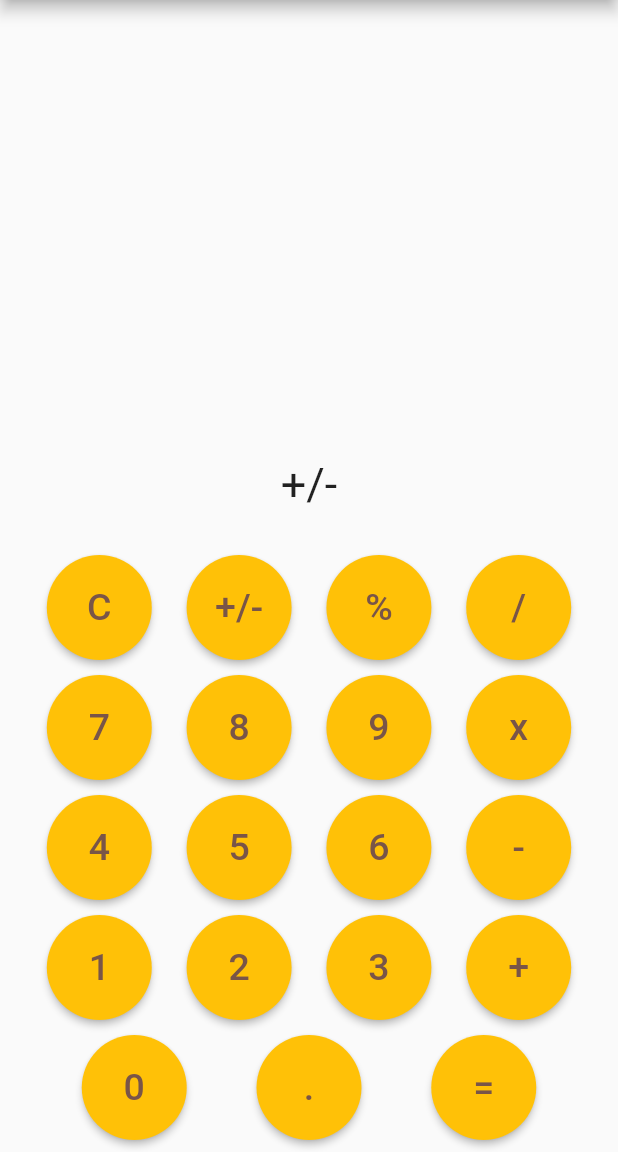
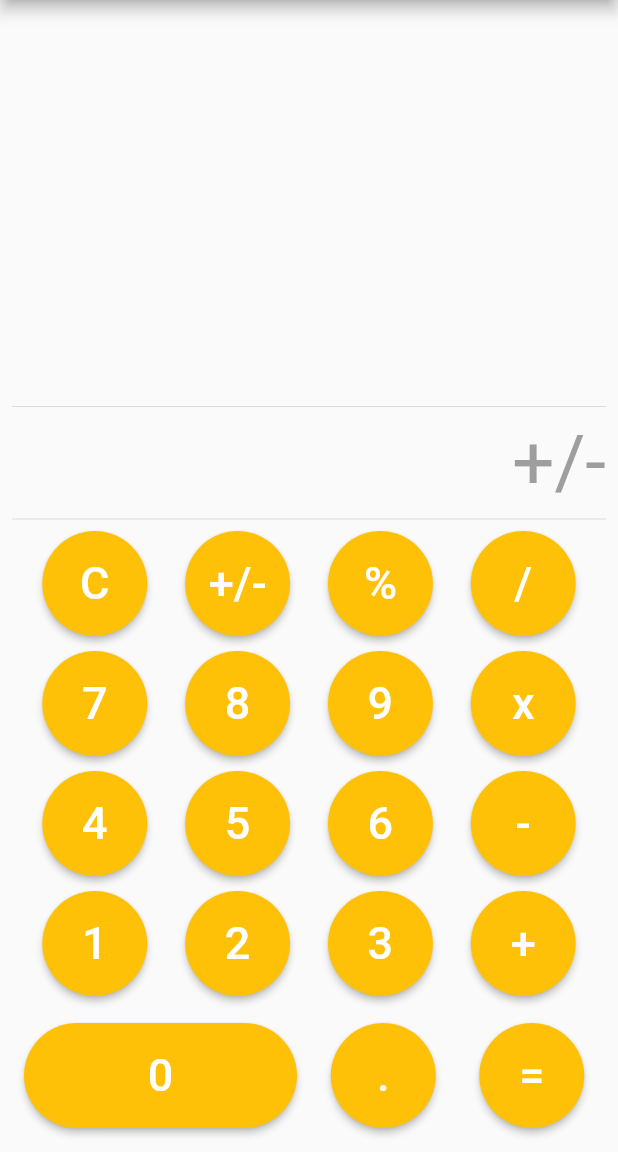
Before and after one commit to thoratharsh/Flutter_Calculator, a Flutter app: the screen it shows after launch, after a tap on "+/-", on a phone screen of 412 x 824 dp, the part 84-1236 px from its top. Run offline on Flutter 3.47's test engine with Material 2 defaults, Android fonts, the phone set to English and light mode, and no system bars; our stand-ins replace math_expressions; missing offline and left inert: function_tree.

```diff
--- a/lib/homepage.dart
+++ b/lib/homepage.dart
@@ -1,4 +1,6 @@
 import 'package:flutter/material.dart';
+import 'package:math_expressions/math_expressions.dart';
+import 'package:function_tree/function_tree.dart';
 
 class HomePage extends StatefulWidget {
   const HomePage({super.key});
@@ -8,7 +10,8 @@ class HomePage extends StatefulWidget {
 }
 
 class _HomePageState extends State<HomePage> {
-  var resultText = "";
+  var expressionText = "";
+  var expressionResult = "";
   @override
   Widget build(BuildContext context) {
     return Scaffold(
@@ -22,61 +25,90 @@ class _HomePageState extends State<HomePage> {
           mainAxisAlignment: MainAxisAlignment.end,
           children: [
             Row(
-              mainAxisAlignment: MainAxisAlignment.spaceEvenly,
+              mainAxisAlignment: MainAxisAlignment.end,
               children: [
-                Text(
-                  resultText,
-                  style: TextStyle(fontSize: 30),
+                Expanded(
+                  child: Text(
+                    overflow: TextOverflow.fade,
+                    expressionResult,
+                    textAlign: TextAlign.right,
+                    style: const TextStyle(fontSize: 65),
+                  ),
+                )
+              ],
+            ),
+            const Divider(),
+            Row(
+              mainAxisAlignment: MainAxisAlignment.end,
+              children: [
+                Expanded(
+                  child: Text(
+                    expressionText,
+                    textAlign: TextAlign.right,
+                    style: const TextStyle(fontSize: 50, color: Colors.grey),
+                  ),
                 ),
               ],
             ),
-            const SizedBox(height: 30),
+            const Divider(),
             Row(
               mainAxisAlignment: MainAxisAlignment.spaceEvenly,
               children: [
-                numButton('C'),
-                numButton('+/-'),
-                numButton('%'),
-                numButton('/')
+                numButton('C', Colors.amber, Colors.white),
+                numButton('+/-', Colors.amber, Colors.white),
+                numButton('%', Colors.amber, Colors.white),
+                numButton('/', Colors.amber, Colors.white)
               ],
             ),
             const SizedBox(height: 10),
             Row(
               mainAxisAlignment: MainAxisAlignment.spaceEvenly,
               children: [
-                numButton('7'),
-                numButton('8'),
-                numButton('9'),
-                numButton('x')
+                numButton('7', Colors.amber, Colors.white),
+                numButton('8', Colors.amber, Colors.white),
+                numButton('9', Colors.amber, Colors.white),
+                numButton('x', Colors.amber, Colors.white)
               ],
             ),
             const SizedBox(height: 10),
             Row(
               mainAxisAlignment: MainAxisAlignment.spaceEvenly,
               children: [
-                numButton('4'),
-                numButton('5'),
-                numButton('6'),
-                numButton('-')
+                numButton('4', Colors.amber, Colors.white),
+                numButton('5', Colors.amber, Colors.white),
+                numButton('6', Colors.amber, Colors.white),
+                numButton('-', Colors.amber, Colors.white)
               ],
             ),
             const SizedBox(height: 10),
             Row(
               mainAxisAlignment: MainAxisAlignment.spaceEvenly,
               children: [
-                numButton('1'),
-                numButton('2'),
-                numButton('3'),
-                numButton('+')
+                numButton('1', Colors.amber, Colors.white),
+                numButton('2', Colors.amber, Colors.white),
+                numButton('3', Colors.amber, Colors.white),
+                numButton('+', Colors.amber, Colors.white)
               ],
             ),
             const SizedBox(height: 10),
             Row(
               mainAxisAlignment: MainAxisAlignment.spaceEvenly,
               children: [
-                numZeroButton('0'),
-                numButton('.'),
-                numButton('='),
+                Expanded(
+                  flex: 2,
+                  child: Padding(
+                    padding: const EdgeInsets.all(8.0),
+                    child: numZeroButton('0', Colors.pink, Colors.white),
+                  ),
+                ),
+                Expanded(
+                  flex: 1,
+                  child: numButton('.', Colors.amber, Colors.white),
+                ),
+                Expanded(
+                  flex: 1,
+                  child: numButton('=', Colors.amber, Colors.white),
+                ),
               ],
             )
           ],
@@ -85,34 +117,34 @@ class _HomePageState extends State<HomePage> {
     );
   }
 
-  Widget numButton(String text) {
+  Widget numButton(String text, Color backgroundColor, Color textColor) {
     return ElevatedButton(
       onPressed: () {
         calculate(text);
       },
       child: Text(
         text,
-        style: TextStyle(fontSize: 25, color: Colors.brown),
+        style: TextStyle(fontSize: 30, color: textColor),
       ),
       style: ElevatedButton.styleFrom(
-        fixedSize: Size(70, 70),
-        shape: CircleBorder(),
-        primary: Colors.amber,
+        fixedSize: const Size(80, 70),
+        shape: const CircleBorder(),
+        primary: backgroundColor,
       ),
     );
   }
 
-  Widget numZeroButton(String text) {
+  Widget numZeroButton(String text, Color backgroundColor, Color textColor) {
     return ElevatedButton(
       onPressed: () {
         calculate(text);
       },
       child: Text(
         text,
-        style: TextStyle(fontSize: 25, color: Colors.brown),
+        style: TextStyle(fontSize: 30, color: textColor),
       ),
       style: ElevatedButton.styleFrom(
-        fixedSize: Size(70, 70),
+        fixedSize: const Size(120, 70),
         shape: const StadiumBorder(),
         primary: Colors.amber,
       ),
@@ -122,8 +154,9 @@ class _HomePageState extends State<HomePage> {
   void calculate(String buttonText) {
     var tempText = "";
     var resultTextLastChar = "";
-    if (resultText.isNotEmpty) {
-      resultTextLastChar = resultText.characters.last;
+    var expressionResultTemp = "";
+    if (expressionText.isNotEmpty) {
+      resultTextLastChar = expressionText.characters.last;
     }
 
     if (buttonText == "/" ||
@@ -139,23 +172,46 @@ class _HomePageState extends State<HomePage> {
           resultTextLastChar == "x" ||
           resultTextLastChar == "%") {
         //supress user from pressing operator after another operator
-        tempText = resultText;
+        tempText = expressionText;
       } else {
-        tempText = resultText + buttonText;
+        tempText = expressionText + buttonText;
       }
     } else if (buttonText == "C") {
       tempText = "";
+    } else if (buttonText == "=") {
+      tempText = expressionText;
     } else {
-      tempText = resultText + buttonText;
+      tempText = expressionText + buttonText;
     }
 
     if (buttonText == "=") {
       //calculate result
 
+      //Parser p = Parser();
+      //Expression exp = p.parse("1+1-6");
+      //expressionResultTemp = exp.simplify().toString();
+      var newExpression = expressionText.replaceAll("x", "*");
+      if (resultTextLastChar == '.' ||
+          resultTextLastChar == "/" ||
+          resultTextLastChar == "+" ||
+          resultTextLastChar == "-" ||
+          resultTextLastChar == "x" ||
+          resultTextLastChar == "%") {
+        //do nothing if last char is operator and result is asked
+      } else if (expressionText.isEmpty) {
+        //do nothing if expresion is empty
+      } else {
+        expressionResultTemp = newExpression.interpret().toString();
+      }
     }
 
     setState(() {
-      resultText = tempText;
+      expressionText = tempText;
+      if (expressionResultTemp == "NaN") {
+        expressionResult = "Bsdk Sahi se Number dal!!";
+      } else {
+        expressionResult = expressionResultTemp;
+      }
     });
   }
 }
--- a/pubspec.yaml
+++ b/pubspec.yaml
@@ -36,6 +36,8 @@ dependencies:
   # The following adds the Cupertino Icons font to your application.
   # Use with the CupertinoIcons class for iOS style icons.
   cupertino_icons: ^1.0.2
+  math_expressions: ^2.3.1
+  function_tree: ^0.8.13
 
 dev_dependencies:
   flutter_test:
```
Also changed, not shown: pubspec.lock.
